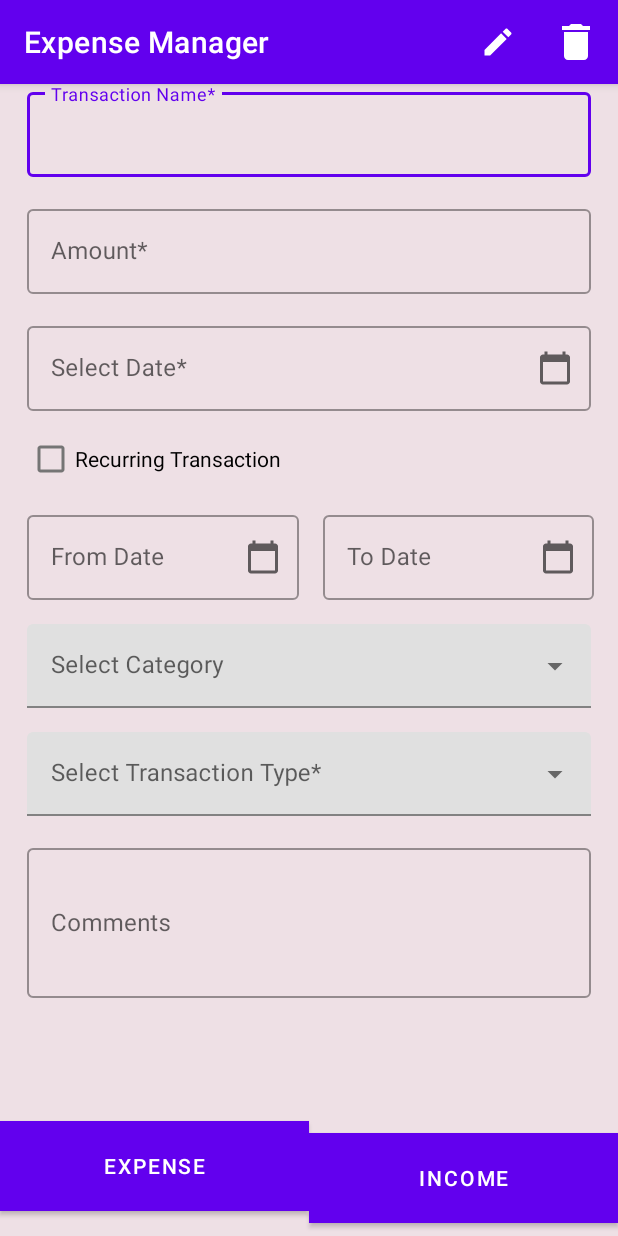
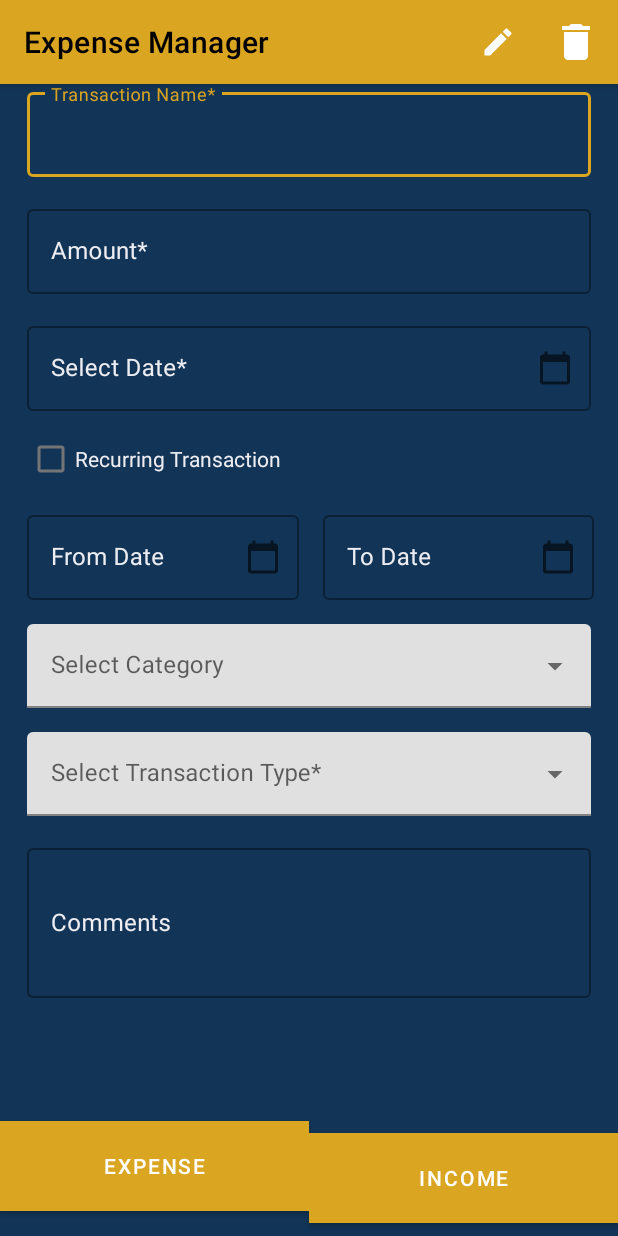
Before and after one commit to HopeKenga/Fintech, an Android app: the layout fragment_add_transaction.xml on its own in the app's theme, with its tools: preview values and no code run, on a phone screen of 412 x 824 dp. Run offline under Robolectric (Android 15) with nearby library versions, the phone set to English and light mode, and no system bars.

Commit message:
UI change

```diff
--- a/app/src/main/res/layout/activity_main.xml
+++ b/app/src/main/res/layout/activity_main.xml
@@ -18,7 +18,6 @@
         app:layout_constraintEnd_toEndOf="parent"
         app:layout_constraintStart_toStartOf="parent"
         app:layout_constraintTop_toTopOf="parent"
-        app:layout_constraintVertical_bias="1.0"
         app:navGraph="@navigation/navigation" />
 
 
--- a/app/src/main/res/layout/calendar_day_layout.xml
+++ b/app/src/main/res/layout/calendar_day_layout.xml
@@ -2,7 +2,7 @@
 <LinearLayout xmlns:android="http://schemas.android.com/apk/res/android"
     android:layout_width="match_parent"
     android:layout_height="match_parent"
-    android:background="@color/blush"
+    android:background="@color/blue"
     xmlns:tools="http://schemas.android.com/tools">
     <TextView
         android:id="@+id/calendarDayText"
@@ -10,6 +10,7 @@
         android:layout_height="match_parent"
         android:gravity="center"
         android:textSize="16sp"
+        android:textColor="@color/color_white"
         tools:text="22" />
 
 </LinearLayout>
--- a/app/src/main/res/layout/cardlist_item.xml
+++ b/app/src/main/res/layout/cardlist_item.xml
@@ -3,7 +3,7 @@
     xmlns:app="http://schemas.android.com/apk/res-auto"
     xmlns:tools="http://schemas.android.com/tools"
     android:layout_width="match_parent"
-    android:background="@color/blush"
+    android:background="@color/blue"
     android:layout_height="wrap_content">
 
     <TextView
@@ -15,6 +15,7 @@
         android:text="TextView"
         android:textAlignment="textStart"
         android:textSize="16sp"
+        android:textColor="@color/color_white"
         app:layout_constraintEnd_toEndOf="@+id/guideline"
         app:layout_constraintStart_toStartOf="parent"
         app:layout_constraintTop_toTopOf="parent" />
@@ -26,6 +27,7 @@
         android:layout_marginTop="8dp"
         android:layout_marginEnd="16dp"
         android:text="TextView"
+        android:textColor="@color/color_white"
         android:textAlignment="textEnd"
         android:textSize="16sp"
         app:layout_constraintEnd_toEndOf="parent"
--- a/app/src/main/res/layout/fragment_add_transaction.xml
+++ b/app/src/main/res/layout/fragment_add_transaction.xml
@@ -5,7 +5,7 @@
     xmlns:tools="http://schemas.android.com/tools"
     android:layout_height="match_parent"
     android:layout_width="match_parent"
-    android:background="@color/blush"
+    android:background="@color/blue"
     android:orientation="vertical">
 
     <com.google.android.material.appbar.AppBarLayout
@@ -14,6 +14,7 @@
 
         <com.google.android.material.appbar.MaterialToolbar
             android:id="@+id/addAppBar"
+            app:titleTextColor="#000"
             style="@style/Widget.MaterialComponents.Toolbar.Primary"
             android:layout_width="match_parent"
             android:layout_height="match_parent"
@@ -40,11 +41,12 @@
             android:layout_marginStart="18dp"
             android:layout_marginTop="32dp"
             android:layout_marginEnd="18dp"
+            android:textColorHint="@color/color_white"
             android:hint="Transaction Name*"
             app:layout_constraintEnd_toEndOf="parent"
             app:layout_constraintHorizontal_bias="0.0"
-            app:layout_constraintStart_toStartOf="parent"
-            app:layout_constraintTop_toBottomOf="@+id/profile_name">
+            app:layout_constraintStart_toStartOf="parent">
+
 
             <com.google.android.material.textfield.TextInputEditText
                 android:layout_width="match_parent"
@@ -56,6 +58,7 @@
             android:id="@+id/transaction_amount_add"
             style="@style/Widget.MaterialComponents.TextInputLayout.OutlinedBox"
             android:layout_width="match_parent"
+            android:textColorHint="@color/color_white"
             android:layout_height="wrap_content"
             android:layout_marginStart="18dp"
             android:layout_marginTop="16dp"
@@ -87,6 +90,7 @@
             android:hint="Select Date*"
             app:endIconDrawable="@drawable/ic_baseline_calendar"
             app:endIconMode="custom"
+            android:textColorHint="@color/color_white"
             app:layout_constraintEnd_toEndOf="parent"
             app:layout_constraintHorizontal_bias="0.0"
             app:layout_constraintStart_toStartOf="parent"
@@ -103,6 +107,7 @@
         android:id="@+id/recurring_from_date"
         style="@style/Widget.MaterialComponents.TextInputLayout.OutlinedBox"
         android:layout_width="0dp"
+        android:textColorHint="@color/color_white"
         android:layout_height="wrap_content"
         android:layout_marginStart="18dp"
         android:layout_marginTop="8dp"
@@ -131,6 +136,7 @@
         android:layout_marginStart="8dp"
         android:layout_marginEnd="16dp"
         android:hint="To Date"
+        android:textColorHint="@color/color_white"
         app:endIconDrawable="@drawable/ic_baseline_calendar"
         app:endIconMode="custom"
         app:layout_constraintEnd_toEndOf="parent"
@@ -150,6 +156,7 @@
         android:layout_height="wrap_content"
         android:layout_marginStart="18dp"
         android:layout_marginTop="8dp"
+        android:textColor="@color/color_white"
         android:text="Recurring Transaction"
         app:layout_constraintStart_toStartOf="parent"
         app:layout_constraintTop_toBottomOf="@+id/transaction_date_layout" />
@@ -205,6 +212,7 @@
             android:layout_marginTop="16dp"
             android:layout_marginEnd="18dp"
             android:hint="Comments"
+            android:textColorHint="@color/color_white"
             app:layout_constraintEnd_toEndOf="parent"
             app:layout_constraintHorizontal_bias="0.0"
             app:layout_constraintStart_toStartOf="parent"
--- a/app/src/main/res/layout/fragment_calendar.xml
+++ b/app/src/main/res/layout/fragment_calendar.xml
@@ -4,7 +4,7 @@
     xmlns:tools="http://schemas.android.com/tools"
     android:layout_height="match_parent"
     android:layout_width="match_parent"
-    android:background="@color/blush"
+    android:background="@color/blue"
     android:orientation="vertical">
 
     <com.google.android.material.appbar.AppBarLayout
--- a/app/src/main/res/layout/list_item.xml
+++ b/app/src/main/res/layout/list_item.xml
@@ -8,7 +8,7 @@
     android:layout_marginTop="5dp"
     android:layout_marginEnd="5dp"
     android:layout_marginBottom="5dp"
-    android:background="@color/blush"
+    android:background="@color/color_white"
     android:paddingTop="5dp">
 
     <TextView
--- a/app/src/main/res/layout/month_card.xml
+++ b/app/src/main/res/layout/month_card.xml
@@ -7,10 +7,11 @@
     android:layout_margin="4dp"
     app:cardCornerRadius="10dp"
     app:cardElevation="10dp"
-    android:background="@color/blush"
+    android:background="@color/color_white"
     app:strokeWidth="5dp">
 
     <androidx.constraintlayout.widget.ConstraintLayout
+        android:background="@color/blue"
         android:layout_width="match_parent"
         android:layout_height="match_parent">
 
@@ -30,6 +31,7 @@
             android:layout_width="wrap_content"
             android:layout_height="wrap_content"
             android:layout_marginBottom="8dp"
+            android:background="@color/rod"
             android:text="VIEW ALL "
             app:layout_constraintBottom_toBottomOf="parent"
             app:layout_constraintEnd_toStartOf="@id/arrow_forward" />
@@ -65,6 +67,7 @@
             android:layout_height="wrap_content"
             android:layout_marginStart="16dp"
             android:layout_marginTop="16dp"
+            android:textColor="@color/color_white"
             android:text="JUNE"
             android:textSize="24sp"
             app:layout_constraintStart_toStartOf="parent"
@@ -85,6 +88,7 @@
             android:id="@+id/year_name"
             android:layout_width="wrap_content"
             android:layout_height="wrap_content"
+            android:textColor="@color/color_white"
             android:text=" 2020"
             android:textSize="24sp"
             app:layout_constraintStart_toEndOf="@+id/month_name"
--- a/app/src/main/res/values/colors.xml
+++ b/app/src/main/res/values/colors.xml
@@ -14,6 +14,7 @@
     <color name="empty">#FF0000</color>
     <color name="rod">#daa520</color>
     <color name="blush">#EEE0E5</color>
+    <color name="blue">#123456</color>
 
     <color name="background">#33333d</color>
     <color name="listColor">#33333d</color>
--- a/app/src/main/res/values/styles.xml
+++ b/app/src/main/res/values/styles.xml
@@ -2,7 +2,7 @@
     <!-- Base application theme. -->
     <style name="AppTheme" parent="Theme.MaterialComponents.Light">
         <!-- Customize your theme here. -->
-        <item name="colorPrimary">@color/colorPrimary</item>
+        <item name="colorPrimary">@color/rod</item>
         <item name="colorPrimaryDark">@color/colorPrimaryDark</item>
         <item name="colorAccent">@color/colorAccent</item>
     </style>
```
Also changed, not shown: app/src/main/res/layout/fragment_home.xml (+5 -2 lines), app/src/main/res/layout/fragment_monthly_expense.xml (+8 -1 lines), app/src/main/res/layout/fragment_onboarding.xml (+6 -1 lines), app/src/main/res/layout/fragment_profile.xml (+6 -2 lines), app/src/main/res/layout/set_balance_info.xml (+7 -0 lines).
